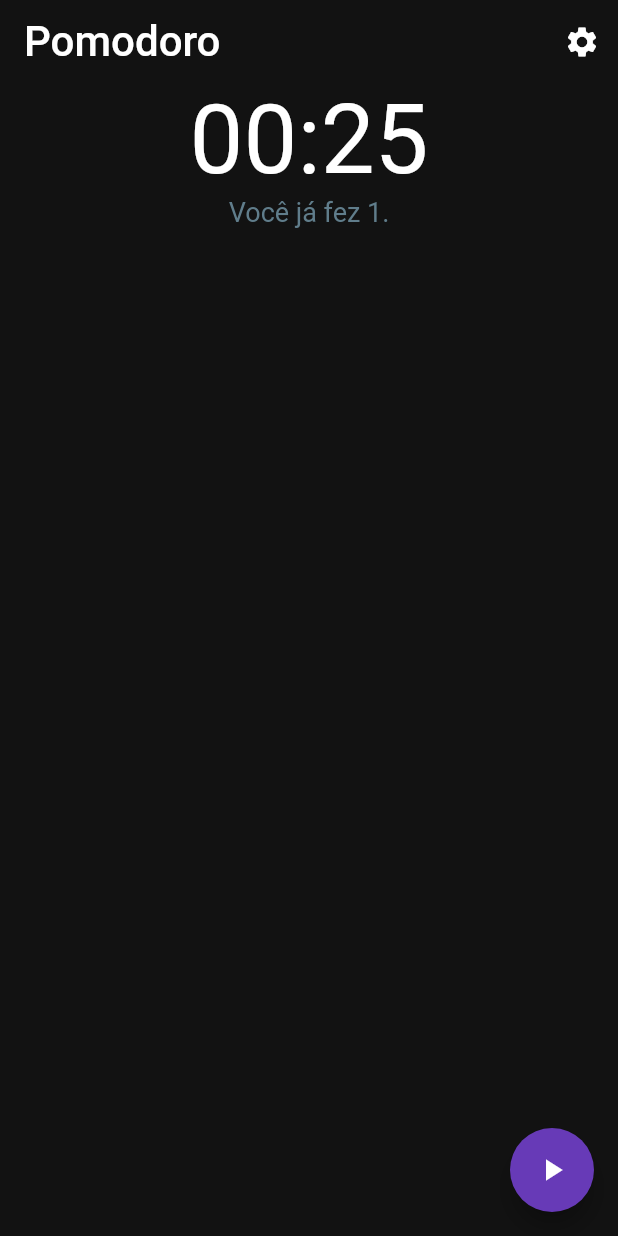
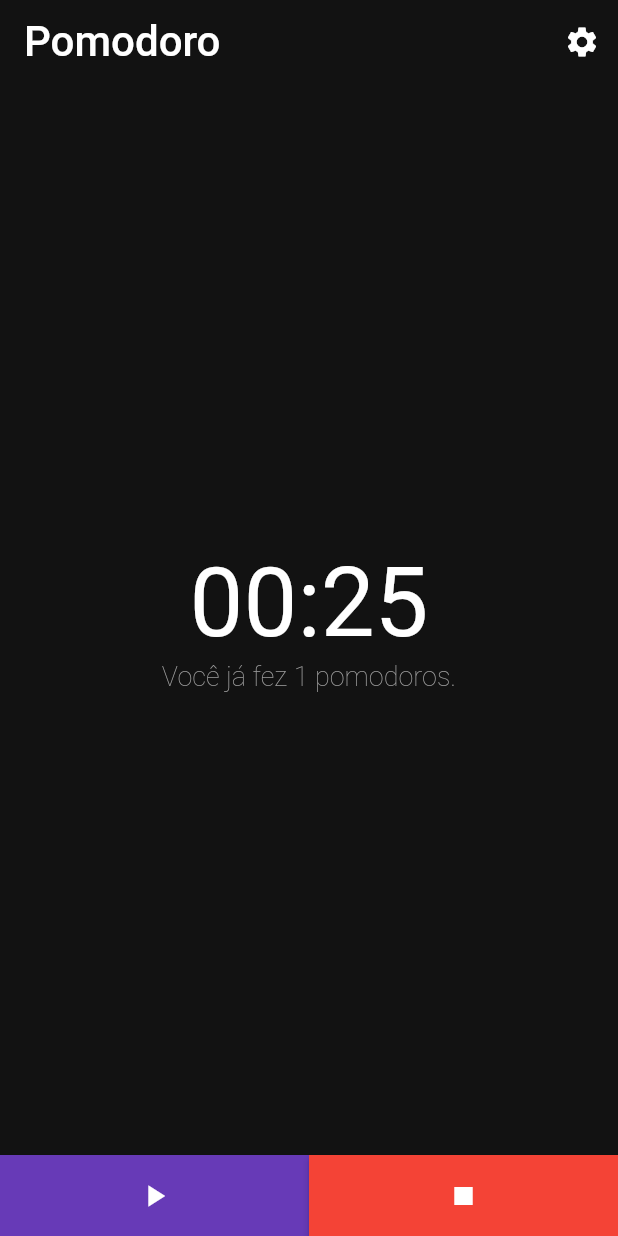
Before and after one commit to imjonasr/pomodoro, a Flutter app: the screen it shows after launch, after a tap on the "play arrow" icon, on a phone screen of 412 x 824 dp. Run offline on Flutter 3.47's test engine with Material 2 defaults, Android fonts, the light colour scheme and no system bars; our stand-ins replace shared_preferences; missing offline and left inert: shared_preferences_web.

Commit message:
:sparkles: New Features

```diff
--- a/lib/home.dart
+++ b/lib/home.dart
@@ -16,9 +16,9 @@
   int sequencia = 1; // Sequencia de pomodoros
   int pomodoros = 0; // Quantidade de pomodoros feitos
 
-  int timePausaCurta = 5;
-  int timePausaLonga = 20;
-  int timePomodoro = 25;
+  int timePausaCurta = 5; // Tempo da pausa curta
+  int timePausaLonga = 20; // Tempo da pausa longa
+  int timePomodoro = 25; // Tempo do pomodoro
 
   void _modoPomodoro() {
 
@@ -31,18 +31,15 @@
 
     if(sequencia % 8 == 0) {
       // Pausa longa
-      //current = 60 * 20;
-      current = 20;
+      current = timePausaLonga;
       texto = "20:00";
     } else if(sequencia % 2 == 0) {
       // Pausa curta
-      current = 5;
-      //current = 60 * 5;
+      current = timePausaCurta;
       texto = "05:00";
     } else {
       // 25:00 minutos
-      //current = 60 * 25;
-      current = 25;
+      current = timePomodoro;
       pomodoros++;
       texto = "25:00";
     }
@@ -53,9 +50,14 @@
   _getValues() async {
     SharedPreferences prefs = await SharedPreferences.getInstance();
 
-    timePausaCurta = prefs.getInt('timePausaCurta');
-    timePausaLonga = prefs.getInt('timePausaLonga');
-    timePomodoro   = prefs.getInt('timePomodoro');
+    timePausaCurta = prefs.getInt('timePausaCurta') ?? 0;
+    timePausaLonga = prefs.getInt('timePausaLonga') ?? 0;
+    timePomodoro   = prefs.getInt('timePomodoro') ?? 0;
+
+    print(timePausaCurta);
+    print(timePausaLonga);
+    print(timePomodoro);
+
   }
 
   void _startTimer() {
@@ -114,6 +116,7 @@
       ),
       body: Container(
         child: Column(
+          mainAxisAlignment: MainAxisAlignment.center,
           children: <Widget>[
             Center(
               child: Text(
@@ -122,23 +125,52 @@
                 style: TextStyle(fontSize: 64),
               ),
             ),
-            Text(
-              "Você já fez ${pomodoros}.",
-              style: TextStyle(
-                fontSize: 18,
-                color: Colors.blueGrey,
+            Center(
+              child: Text(
+                "Você já fez $pomodoros pomodoros.",
+                style: TextStyle(
+                  fontSize: 18,
+                  fontWeight: FontWeight.w200,
+                  color: Colors.grey,
+                ),
               ),
             ),
+
           ],
         ),
       ),
-      floatingActionButton: FloatingActionButton(
-        backgroundColor: Colors.deepPurple,
-        onPressed: _modoPomodoro,
-        child: Icon(
-          Icons.play_arrow,
-          color: Colors.white,
-        ),
+      bottomNavigationBar: Row(
+        children: <Widget>[
+          Expanded(
+            child: RaisedButton(
+              padding: EdgeInsets.only(top: 15, bottom: 15),
+              shape: RoundedRectangleBorder(
+                borderRadius: new BorderRadius.circular(0.0),
+                side: BorderSide(color: Colors.deepPurple)
+              ),
+              color: Colors.deepPurple,
+              child: Icon(Icons.play_arrow, color: Colors.white),
+              onPressed: _modoPomodoro,
+            ),
+          ),
+          Expanded(
+            child: RaisedButton(
+              padding: EdgeInsets.only(top: 15, bottom: 15),
+              shape: RoundedRectangleBorder(
+                borderRadius: new BorderRadius.circular(0.0),
+               side: BorderSide(color: Colors.red)
+              ),
+              color: Colors.red,
+              child: Icon(Icons.stop, color: Colors.white),
+              onPressed: () {
+                _timer.cancel();
+                setState(() {
+                  pomodoros--;
+                });
+              },
+            ),
+          ),
+        ],
       ),
     );
   }
--- a/lib/settings.dart
+++ b/lib/settings.dart
@@ -17,7 +17,9 @@
     SharedPreferences prefs = await SharedPreferences.getInstance();
 
     //print(int.parse(_timePausaCurta.text));
-    prefs.setInt('pausaCurta', int.parse(_timePausaCurta.text));
+    prefs.setInt('timePausaCurta', int.parse(_timePausaCurta.text));
+    prefs.setInt('timePausaLonga', int.parse(_timePausaLonga.text));
+    prefs.setInt('timePomodoro', int.parse(_timePomodoro.text));
   }
 
   @override
```
